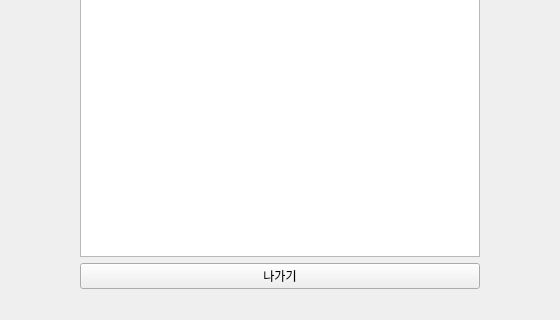
Qt form main.ui (SSU-DC-DCWZ/ObsCare_Front) before a commit; both pictures show x 341 to 901 and y 543 to 863 of the 1243 by 863 pixel window.
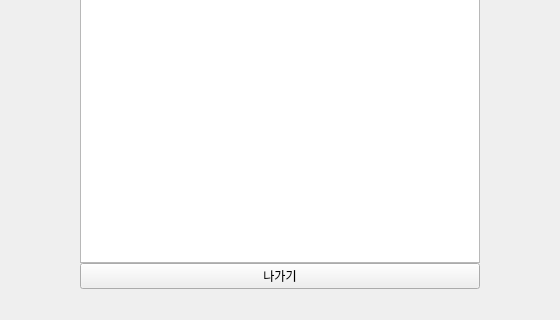
The same form after that commit.

The edit to the form file:
```diff
--- a/main.ui
+++ b/main.ui
@@ -33,6 +33,9 @@
     </item>
     <item row="0" column="1" rowspan="2">
      <layout class="QVBoxLayout" name="alert_layout">
+      <property name="spacing">
+       <number>0</number>
+      </property>
       <property name="bottomMargin">
        <number>0</number>
       </property>
```
